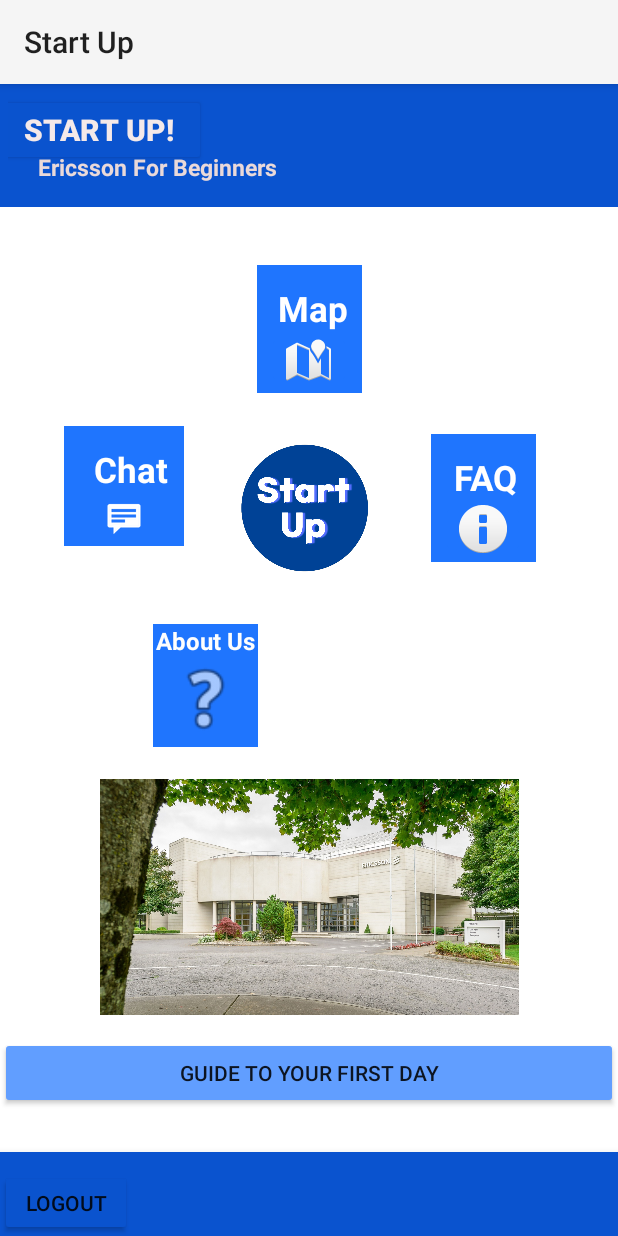
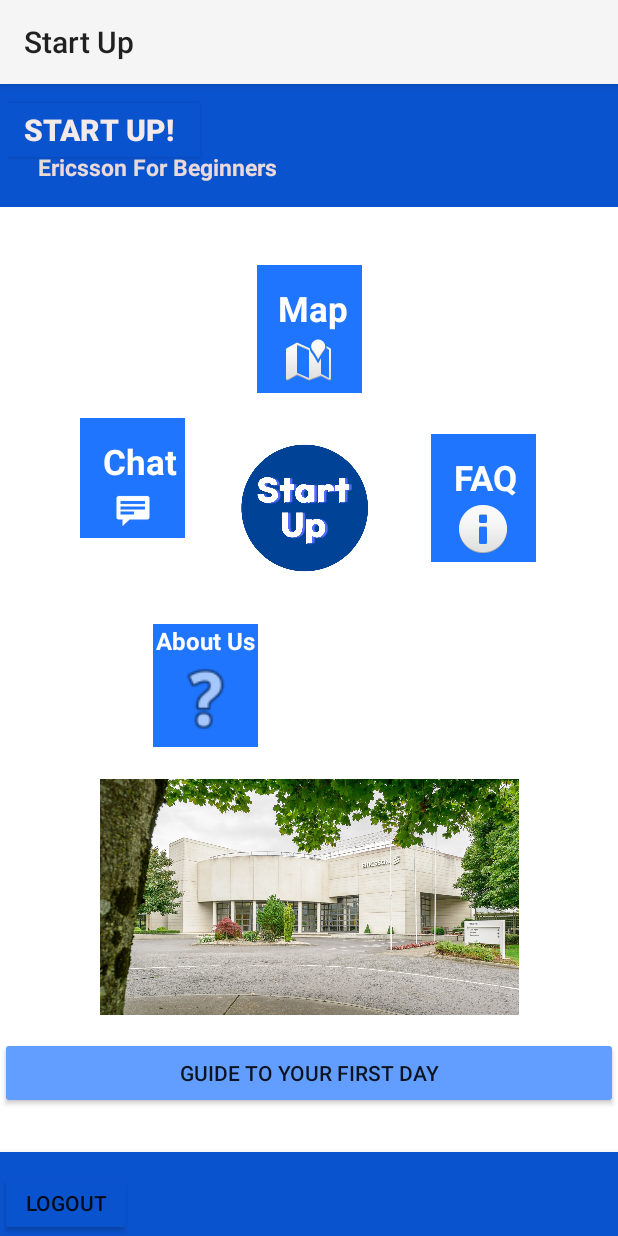
Before and after one commit to rachelr12343/Start-up, an Android app: the MainActivity screen opened directly, with no data from a screen before it, on a phone screen of 412 x 824 dp. Run offline under Robolectric (Android 15) with nearby library versions, the phone set to English and light mode, and no system bars; 2 statements that could not run were skipped.

Commit message:
Made a quick edit to a button

```diff
--- a/app/src/main/res/layout/activity_main.xml
+++ b/app/src/main/res/layout/activity_main.xml
@@ -122,7 +122,7 @@
 
         <LinearLayout
             android:id="@+id/chatButton"
-            android:layout_width="80dp"
+            android:layout_width="70dp"
             android:layout_height="80dp"
             android:layout_marginTop="13dp"
             android:background="@color/dark_blue"
@@ -131,10 +131,10 @@
             android:padding="3dp"
             app:layout_constraintBottom_toBottomOf="parent"
             app:layout_constraintEnd_toEndOf="parent"
-            app:layout_constraintHorizontal_bias="0.129"
+            app:layout_constraintHorizontal_bias="0.155"
             app:layout_constraintStart_toStartOf="parent"
             app:layout_constraintTop_toTopOf="parent"
-            app:layout_constraintVertical_bias="0.318"
+            app:layout_constraintVertical_bias="0.31"
             tools:ignore="TextSizeCheck">
 
             <TextView
```
